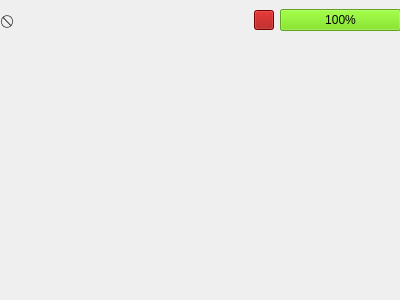
Old version of the form devicescreenview.ui in the repository eo640217/device-simulator.
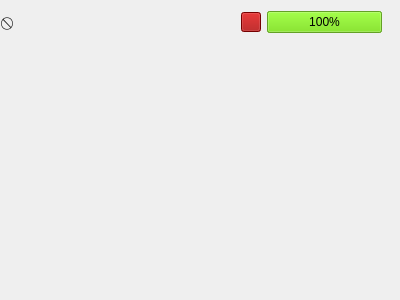
New version of the form. Icons and pictures are not drawn.

What changed in the file:
```diff
--- a/devicescreenview.ui
+++ b/devicescreenview.ui
@@ -18,8 +18,8 @@
     <rect>
      <x>0</x>
      <y>0</y>
-     <width>401</width>
-     <height>41</height>
+     <width>382</width>
+     <height>45</height>
     </rect>
    </property>
    <layout class="QHBoxLayout" name="horizontalLayout">
```
Left out of the diff: 3 changed lines with no effect on the pictures.
